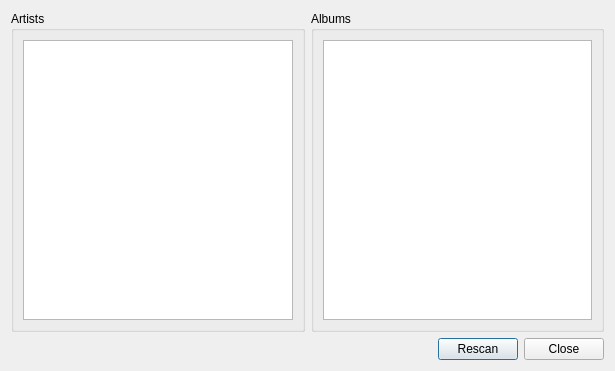
Before: the Qt Designer form src/ui/browser.ui in vanzin/folderme, drawn with Qt 5.
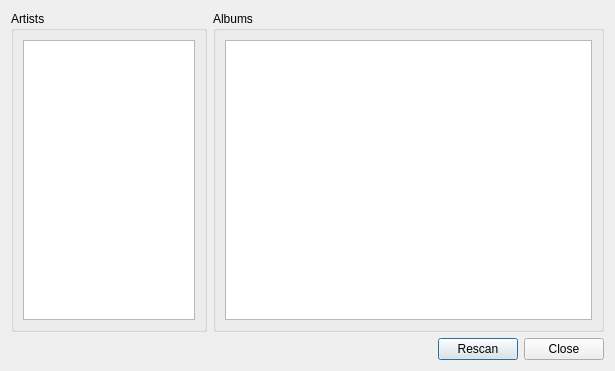
After: the same form once the commit is applied.

Commit message:
Some more collection browser UI bootstrapping.
Artists and albums show up, although navigation is not optimal.

```diff
--- a/src/ui/browser.ui
+++ b/src/ui/browser.ui
@@ -15,7 +15,7 @@
   </property>
   <layout class="QVBoxLayout" name="verticalLayout_2">
    <item>
-    <layout class="QHBoxLayout" name="horizontalLayout_3">
+    <layout class="QHBoxLayout" name="horizontalLayout_3" stretch="1,2">
      <item>
       <widget class="QGroupBox" name="groupBox">
        <property name="title">
```
The commit also changes 2 other files.
